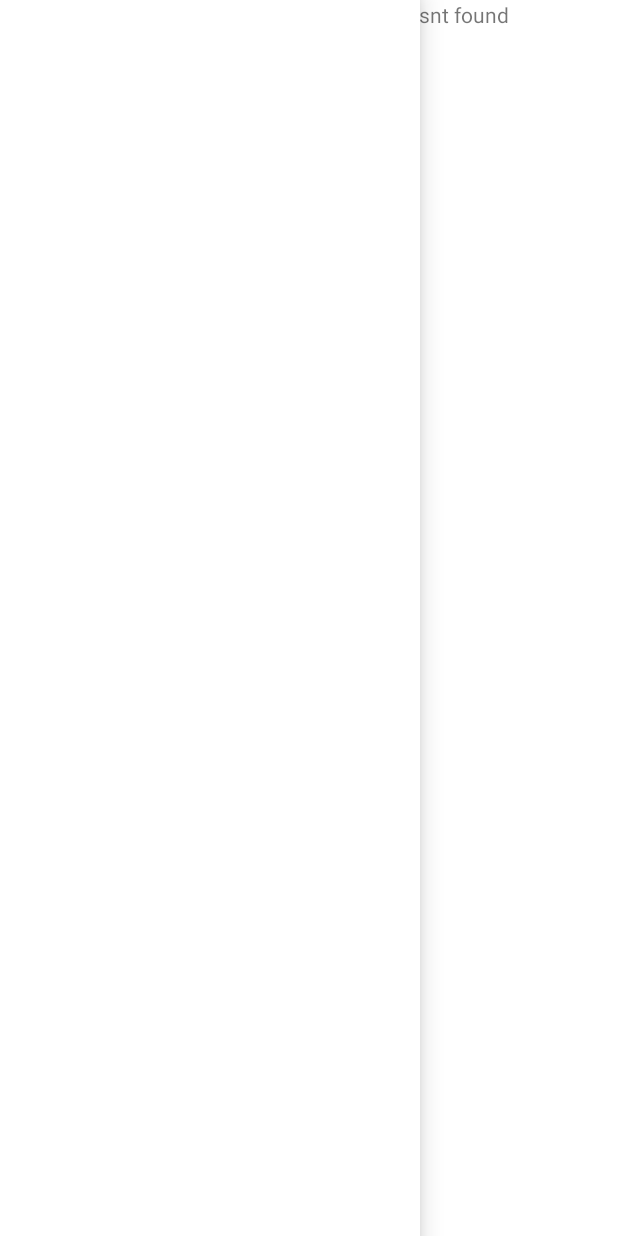
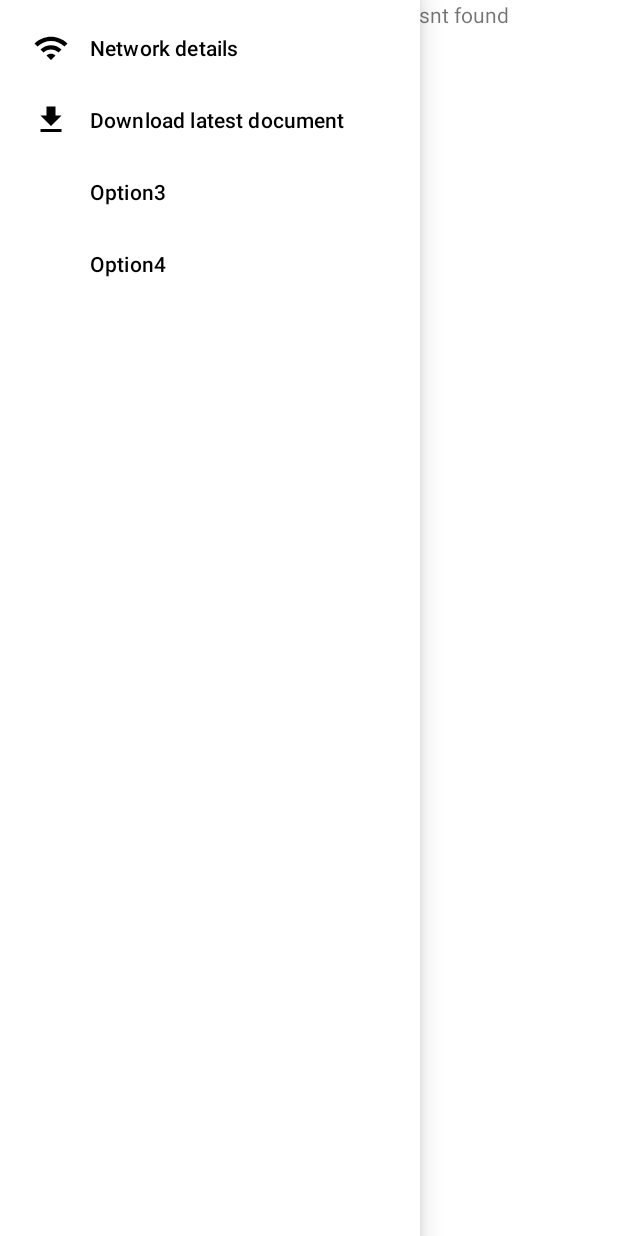
Before and after one commit to Toothfull/dyna-menu-sys, an Android app: the screen it shows after launch (MenuActivity), with the side drawer open, on a phone screen of 412 x 824 dp. Run offline under Robolectric (Android 15) with nearby library versions, the phone set to English and light mode, and no system bars.

Commit message:
Navigation draw opens with volume buttons

```diff
--- /dev/null
+++ b/App/app/src/main/res/drawable/baseline_download_24.xml
@@ -0,0 +1,5 @@
+<vector android:height="24dp" android:tint="#000000"
+    android:viewportHeight="24" android:viewportWidth="24"
+    android:width="24dp" xmlns:android="http://schemas.android.com/apk/res/android">
+    <path android:fillColor="@android:color/white" android:pathData="M5,20h14v-2H5V20zM19,9h-4V3H9v6H5l7,7L19,9z"/>
+</vector>
--- /dev/null
+++ b/App/app/src/main/res/drawable/baseline_wifi_24.xml
@@ -0,0 +1,5 @@
+<vector android:height="24dp" android:tint="#000000"
+    android:viewportHeight="24" android:viewportWidth="24"
+    android:width="24dp" xmlns:android="http://schemas.android.com/apk/res/android">
+    <path android:fillColor="@android:color/white" android:pathData="M1,9l2,2c4.97,-4.97 13.03,-4.97 18,0l2,-2C16.93,2.93 7.08,2.93 1,9zM9,17l3,3 3,-3c-1.65,-1.66 -4.34,-1.66 -6,0zM5,13l2,2c2.76,-2.76 7.24,-2.76 10,0l2,-2C15.14,9.14 8.87,9.14 5,13z"/>
+</vector>
--- a/App/app/src/main/res/layout/activity_menu.xml
+++ b/App/app/src/main/res/layout/activity_menu.xml
@@ -15,20 +15,25 @@
         app:layout_constraintBottom_toBottomOf="parent"
         app:layout_constraintEnd_toEndOf="parent"
         app:layout_constraintStart_toStartOf="parent"
-        app:layout_constraintTop_toTopOf="parent" />
+        app:layout_constraintTop_toTopOf="parent"
+        tools:ignore="VisualLintOverlap" />
 
 
     <androidx.drawerlayout.widget.DrawerLayout
+        android:id="@+id/drawerLayout"
         android:layout_width="match_parent"
         android:layout_height="match_parent"
         android:contentDescription="@string/drawerExplanation">
 
 
         <com.google.android.material.navigation.NavigationView
+            app:insetForeground="@color/hideStatusBar"
             android:id="@+id/navigationView"
             android:layout_width="wrap_content"
             android:layout_height="match_parent"
-            android:layout_gravity="start" />
+            app:menu="@menu/navigation_menu"
+            android:layout_gravity="start"
+            tools:ignore="VisualLintBounds" />
 
 
     </androidx.drawerlayout.widget.DrawerLayout>
--- /dev/null
+++ b/App/app/src/main/res/menu/navigation_menu.xml
@@ -0,0 +1,22 @@
+<?xml version="1.0" encoding="utf-8"?>
+<menu xmlns:android="http://schemas.android.com/apk/res/android">
+    <item
+        android:id="@+id/networkDetailsTab"
+        android:icon="@drawable/baseline_wifi_24"
+        android:title="@string/networkDetails"/>
+    <item
+        android:id="@+id/downloadLatestTab"
+        android:icon="@drawable/baseline_download_24"
+        android:title="@string/downloadLatest"/>
+    <item
+        android:id="@+id/Option3"
+        android:title="@string/option3"/>
+    <item
+        android:id="@+id/Option4"
+        android:title="@string/option4"/>
+
+
+
+
+
+</menu>
--- a/App/app/src/main/res/values/strings.xml
+++ b/App/app/src/main/res/values/strings.xml
@@ -2,4 +2,11 @@
     <string name="app_name">Dynamic Menu System</string>
     <string name="default_text">This is a default text string incase a menu wasnt found</string>
     <string name="drawerExplanation">Drawer Menu Layout</string>
+    <string name="openButton">Open</string>
+    <string name="okayPrompt">Okay</string>
+    <string name="notOkayPrompt">Cancel</string>
+    <string name="networkDetails">Network details</string>
+    <string name="downloadLatest">Download latest document</string>
+    <string name="option3">Option3</string>
+    <string name="option4">Option4</string>
 </resources>
```
Also changed, not shown: App/app/src/main/java/uk/dynamenusystem/dynamenusystem/MenuActivity.kt (+49 -9 lines).
